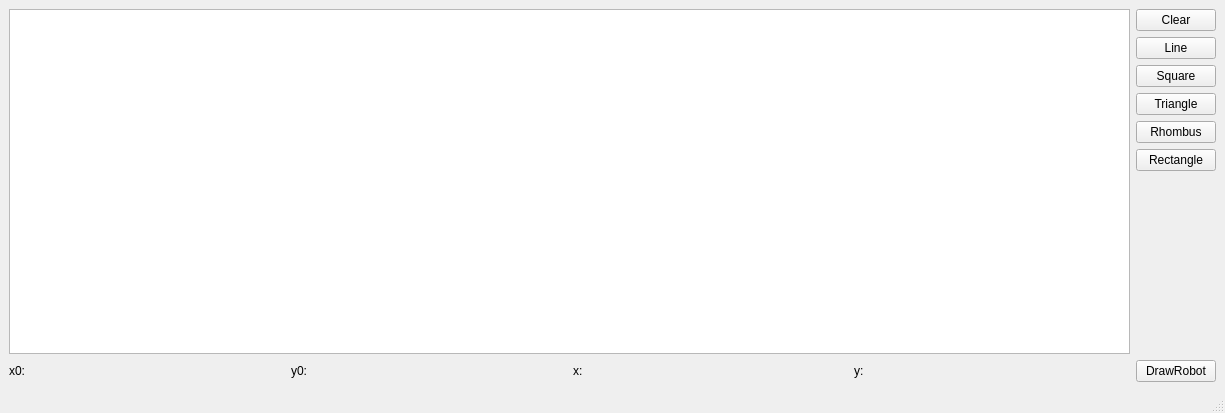
First picture: the form in painter_app/mainwindow.ui, repository Vediz-antonova/RobotArm, before the edit.
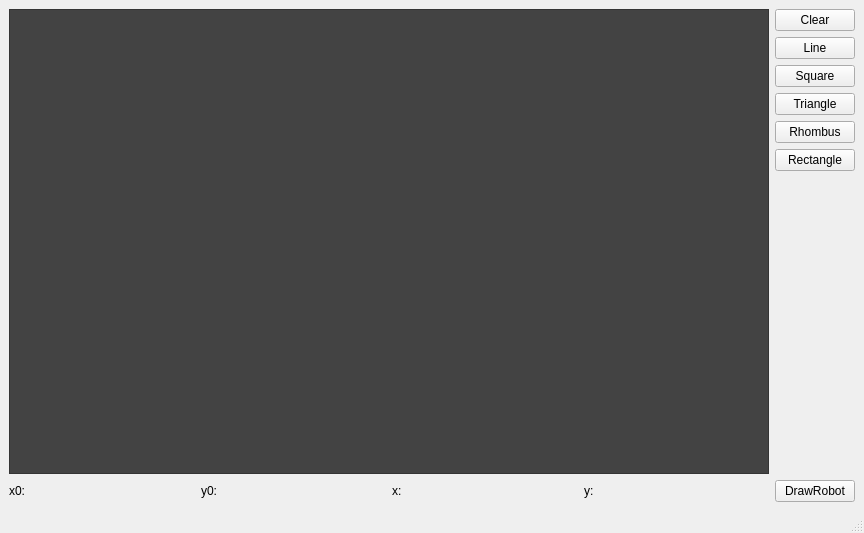
Second picture: the form after the edit.

What changed in the file:
```diff
--- a/painter_app/mainwindow.ui
+++ b/painter_app/mainwindow.ui
@@ -6,8 +6,8 @@
    <rect>
     <x>0</x>
     <y>0</y>
-    <width>1225</width>
-    <height>413</height>
+    <width>864</width>
+    <height>533</height>
    </rect>
   </property>
   <property name="windowTitle">
@@ -110,6 +110,13 @@
       </property>
      </widget>
     </item>
+    <item row="0" column="0">
+     <widget class="QGraphicsView" name="graphicsView">
+      <property name="styleSheet">
+       <string notr="true">background-color: rgb(67, 67, 67);</string>
+      </property>
+     </widget>
+    </item>
    </layout>
   </widget>
   <widget class="QMenuBar" name="menubar">
```
Left out of the diff: 5 changed lines with no effect on the pictures.
